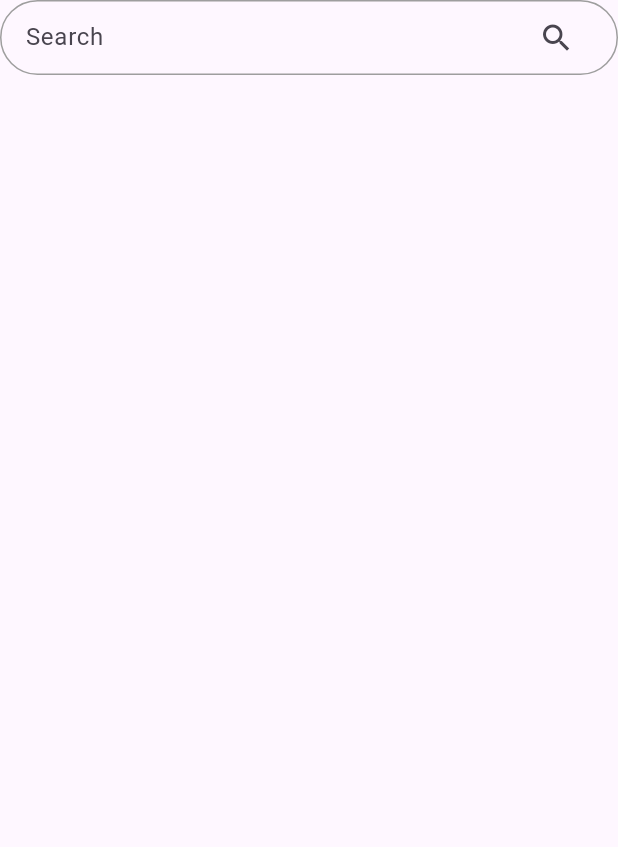
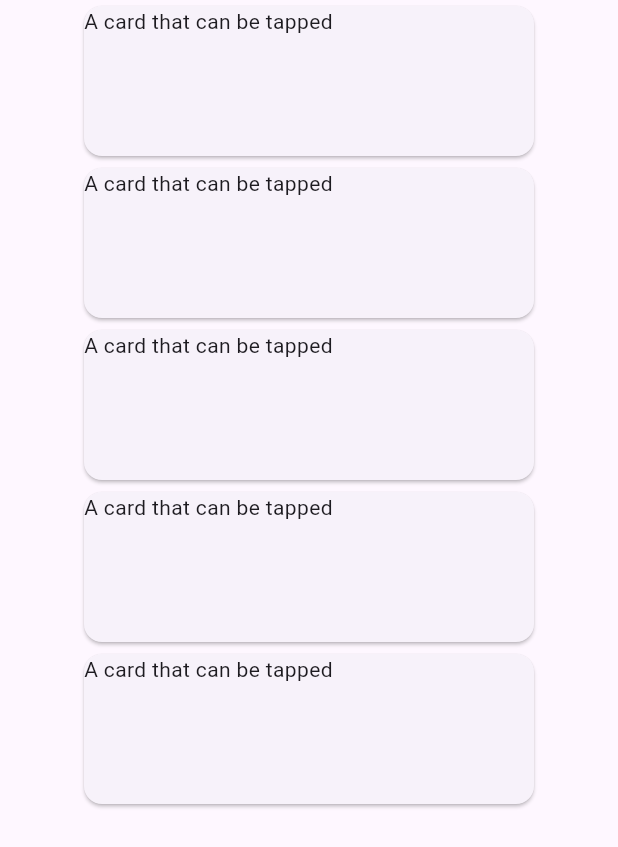
Before and after one commit to ell8935/Zephyr-News-App, a Flutter app: the screen it shows after launch, on a phone screen of 412 x 824 dp. Shown: the top 847 px of the screen. Run offline on Flutter 3.47's test engine with Material 2 defaults, Android fonts, the phone set to English and light mode, and no system bars; our stand-ins replace bloc, dio, equatable, flutter_bloc; network calls fail.

Commit message:
Articles.fromJson ArticleCard initial getArticles completed

```diff
--- a/lib/main.dart
+++ b/lib/main.dart
@@ -1,8 +1,8 @@
 import 'package:flutter/material.dart';
 import 'package:flutter/services.dart';
 import 'package:flutter_bloc/flutter_bloc.dart';
+import 'package:move_home_assignment/presentation/modules/home/pages/home_page.dart';
 import 'package:move_home_assignment/business_logic/bloc/articles/articles_bloc.dart';
-import 'package:move_home_assignment/presentation/modules/home/pages/home_page.dart';
 
 void main() {
   runApp(const MyApp());
@@ -11,7 +11,6 @@ void main() {
 class MyApp extends StatelessWidget {
   const MyApp({super.key});
 
-  // This widget is the root of your application.
   @override
   Widget build(BuildContext context) {
     // Set the status bar to transparent
@@ -19,14 +18,18 @@ class MyApp extends StatelessWidget {
       statusBarColor: Colors.transparent,
     ));
 
-    return MaterialApp(
-      debugShowCheckedModeBanner: false,
-      theme: ThemeData(
-        useMaterial3: true,
-      ),
-      home: BlocProvider(
-        create: (context) => ArticlesBloc(),
-        child: const SafeArea(child: Scaffold(body: HomePage())),
+    return MultiBlocProvider(
+      providers: [
+        BlocProvider(
+          create: (context) => ArticlesBloc()..add(const LoadArticles()),
+        )
+      ],
+      child: MaterialApp(
+        debugShowCheckedModeBanner: false,
+        theme: ThemeData(
+          useMaterial3: true,
+        ),
+        home: const SafeArea(child: Scaffold(body: HomePage())),
       ),
     );
   }
--- a/lib/presentation/modules/home/pages/home_page.dart
+++ b/lib/presentation/modules/home/pages/home_page.dart
@@ -1,7 +1,9 @@
 import 'package:flutter/material.dart';
-import 'package:move_home_assignment/presentation/modules/shared/api/get_news.dart';
-import 'package:move_home_assignment/presentation/modules/shared/widgets/custom_search_bar.dart';
-import 'package:move_home_assignment/presentation/modules/shared/widgets/range_date_picker.dart';
+import 'package:flutter_bloc/flutter_bloc.dart';
+import 'package:move_home_assignment/business_logic/bloc/articles/articles_bloc.dart';
+import 'package:move_home_assignment/data/models/articles_model.dart';
+import 'package:move_home_assignment/presentation/modules/home/widgets/article_feed.dart';
+import 'package:move_home_assignment/presentation/modules/shared/api/get_articles.dart';
 
 class HomePage extends StatefulWidget {
   const HomePage({Key? key}) : super(key: key);
@@ -11,31 +13,36 @@ class HomePage extends StatefulWidget {
 }
 
 class _HomePageState extends State<HomePage> {
+  late List<Articles> articleList = [];
+
   @override
   void initState() {
     super.initState();
-    getNews();
+    fetchArticles();
+  }
+
+  Future<void> fetchArticles() async {
+    final articles = await getArticles();
+    setState(() {
+      // Convert List<dynamic> to List<Articles>
+      articleList =
+          articles.map((article) => Articles.fromJson(article)).toList();
+    });
   }
 
   @override
   Widget build(BuildContext context) {
-    return Container(
-      child: const Column(
-        children: [
-          Center(
-            child: SingleChildScrollView(
-              // Wrap with SingleChildScrollView
-              child: Column(
-                children: [
-                  // Add other content above the SearchBar if needed
-                  CustomSearchBar(),
-                  // Add other content below the SearchBar if needed
-                ],
-              ),
-            ),
-          ),
-        ],
-      ),
+    return BlocBuilder<ArticlesBloc, ArticlesState>(
+      builder: (context, state) {
+        if (state is ArticlesLoading) {
+          return const CircularProgressIndicator();
+        }
+        if (state is ArticlesLoaded) {
+          return const ArticleFeed(); // Assuming ArticleFeed takes articleList as an argument
+        } else {
+          return Container();
+        }
+      },
     );
   }
 }
--- /dev/null
+++ b/lib/presentation/modules/home/widgets/article_card.dart
@@ -0,0 +1,39 @@
+import 'package:flutter/material.dart';
+
+class ArticleCard extends StatelessWidget {
+  final String title;
+  final String author;
+  final String urlToImage;
+  final String description;
+
+  const ArticleCard(
+      {super.key,
+      required this.title,
+      required this.author,
+      this.urlToImage = 'Need to put stock image',
+      required this.description});
+
+  @override
+  Widget build(BuildContext context) {
+    return Center(
+      child: Card(
+        // clipBehavior is necessary because, without it, the InkWell's animation
+        // will extend beyond the rounded edges of the [Card] (see https://github.com/flutter/flutter/issues/109776)
+        // This comes with a small performance cost, and you should not set [clipBehavior]
+        // unless you need it.
+        clipBehavior: Clip.hardEdge,
+        child: InkWell(
+          splashColor: Colors.blue.withAlpha(30),
+          onTap: () {
+            debugPrint('Card tapped.');
+          },
+          child: const SizedBox(
+            width: 300,
+            height: 100,
+            child: Text('A card that can be tapped'),
+          ),
+        ),
+      ),
+    );
+  }
+}
--- /dev/null
+++ b/lib/presentation/modules/home/widgets/article_feed.dart
@@ -0,0 +1,26 @@
+import 'package:flutter/material.dart';
+import 'package:move_home_assignment/presentation/modules/home/widgets/article_card.dart';
+
+class ArticleFeed extends StatelessWidget {
+  const ArticleFeed({Key? key}) : super(key: key);
+
+  @override
+  Widget build(BuildContext context) {
+    return Column(
+      children: [
+        Expanded(
+          child: ListView.builder(
+            itemCount: 5,
+            itemBuilder: (context, index) {
+              return const ArticleCard(
+                title: 'title',
+                author: 'author',
+                description: 'description',
+              );
+            },
+          ),
+        )
+      ],
+    );
+  }
+}
```
Also changed, not shown: lib/data/models/articles_model.dart (+13 -0 lines), lib/presentation/modules/shared/api/get_articles.dart (added, +30 -0 lines), lib/presentation/modules/shared/api/get_news.dart (deleted, +0 -15 lines).
